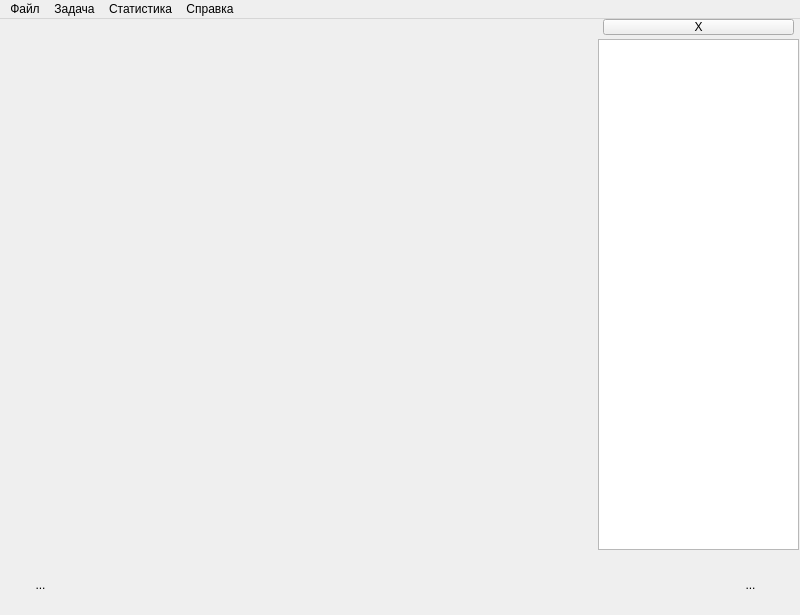
LosYear/Ferriage, file client/mainwindow.ui: the form before one commit.
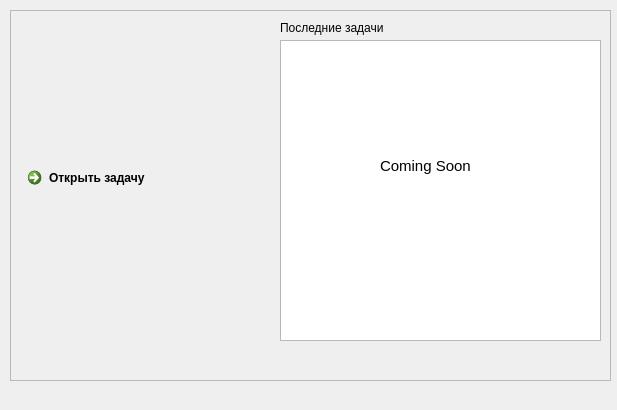
The form after the commit. Icons and pictures are not drawn.

Commit message:
Saving task, new client's version
Added task's saving function
New client's version development begun

Patch:
```diff
--- a/client/mainwindow.ui
+++ b/client/mainwindow.ui
@@ -6,127 +6,111 @@
    <rect>
     <x>0</x>
     <y>0</y>
-    <width>800</width>
-    <height>615</height>
+    <width>617</width>
+    <height>410</height>
    </rect>
   </property>
   <property name="windowTitle">
    <string>Ferriage Client</string>
   </property>
   <widget class="QWidget" name="centralWidget">
-   <widget class="QWidget" name="frame" native="true">
+   <widget class="QFrame" name="start_screen">
     <property name="geometry">
      <rect>
-      <x>0</x>
-      <y>0</y>
-      <width>800</width>
-      <height>600</height>
+      <x>10</x>
+      <y>10</y>
+      <width>601</width>
+      <height>371</height>
      </rect>
     </property>
-    <widget class="QLabel" name="picture">
+    <property name="frameShape">
+     <enum>QFrame::StyledPanel</enum>
+    </property>
+    <property name="frameShadow">
+     <enum>QFrame::Raised</enum>
+    </property>
+    <widget class="QLabel" name="logo">
      <property name="geometry">
       <rect>
-       <x>0</x>
-       <y>0</y>
-       <width>800</width>
-       <height>600</height>
+       <x>40</x>
+       <y>20</y>
+       <width>141</width>
+       <height>71</height>
       </rect>
      </property>
      <property name="text">
       <string/>
      </property>
     </widget>
-    <widget class="QToolButton" name="left">
-     <property name="enabled">
-      <bool>true</bool>
-     </property>
+    <widget class="QListView" name="listView">
      <property name="geometry">
       <rect>
-       <x>0</x>
-       <y>540</y>
-       <width>81</width>
-       <height>51</height>
+       <x>270</x>
+       <y>30</y>
+       <width>321</width>
+       <height>301</height>
       </rect>
      </property>
-     <property name="text">
-      <string>...</string>
-     </property>
-     <property name="icon">
-      <iconset resource="res.qrc">
-       <normaloff>:/res/arrow_left.png</normaloff>:/res/arrow_left.png</iconset>
-     </property>
-     <property name="iconSize">
-      <size>
-       <width>64</width>
-       <height>64</height>
-      </size>
-     </property>
-     <property name="checkable">
-      <bool>false</bool>
-     </property>
-     <property name="autoRaise">
-      <bool>true</bool>
-     </property>
     </widget>
-    <widget class="QToolButton" name="right">
+    <widget class="QLabel" name="label">
      <property name="geometry">
       <rect>
-       <x>710</x>
-       <y>540</y>
-       <width>81</width>
-       <height>51</height>
+       <x>270</x>
+       <y>10</y>
+       <width>111</width>
+       <height>16</height>
       </rect>
      </property>
      <property name="text">
-      <string>...</string>
+      <string>Последние задачи</string>
      </property>
-     <property name="icon">
-      <iconset resource="res.qrc">
-       <normaloff>:/res/arrow_right.png</normaloff>
-       <normalon>:/res/arrow_right.png</normalon>:/res/arrow_right.png</iconset>
-     </property>
-     <property name="iconSize">
-      <size>
-       <width>64</width>
-       <height>64</height>
-      </size>
-     </property>
-     <property name="autoRaise">
-      <bool>true</bool>
-     </property>
     </widget>
-    <widget class="QWidget" name="log_w" native="true">
+    <widget class="QCommandLinkButton" name="open_task">
      <property name="geometry">
       <rect>
-       <x>598</x>
-       <y>0</y>
+       <x>10</x>
+       <y>150</y>
        <width>201</width>
-       <height>541</height>
+       <height>71</height>
       </rect>
      </property>
-     <widget class="QListView" name="log_list">
-      <property name="geometry">
-       <rect>
-        <x>0</x>
-        <y>20</y>
-        <width>201</width>
-        <height>511</height>
-       </rect>
-      </property>
-     </widget>
-     <widget class="QToolButton" name="toolButton">
-      <property name="geometry">
-       <rect>
-        <x>5</x>
-        <y>0</y>
-        <width>191</width>
-        <height>16</height>
-       </rect>
-      </property>
-      <property name="text">
-       <string>X</string>
-      </property>
-     </widget>
+     <property name="text">
+      <string>Открыть задачу</string>
+     </property>
+     <property name="icon">
+      <iconset resource="res.qrc">
+       <normaloff>:/start_screen/open</normaloff>:/start_screen/open</iconset>
+     </property>
+     <property name="iconSize">
+      <size>
+       <width>72</width>
+       <height>72</height>
+      </size>
+     </property>
+    </widget>
+    <widget class="QLabel" name="label_3">
+     <property name="geometry">
+      <rect>
+       <x>370</x>
+       <y>140</y>
+       <width>91</width>
+       <height>31</height>
+      </rect>
+     </property>
+     <property name="font">
+      <font>
+       <pointsize>11</pointsize>
+      </font>
+     </property>
+     <property name="frameShape">
+      <enum>QFrame::NoFrame</enum>
+     </property>
+     <property name="frameShadow">
+      <enum>QFrame::Plain</enum>
+     </property>
+     <property name="text">
+      <string>Coming Soon</string>
+     </property>
     </widget>
    </widget>
   </widget>
@@ -135,61 +119,10 @@
     <rect>
      <x>0</x>
      <y>0</y>
-     <width>800</width>
+     <width>617</width>
      <height>21</height>
     </rect>
    </property>
-   <property name="sizePolicy">
-    <sizepolicy hsizetype="MinimumExpanding" vsizetype="MinimumExpanding">
-     <horstretch>0</horstretch>
-     <verstretch>0</verstretch>
-    </sizepolicy>
-   </property>
-   <widget class="QMenu" name="menu">
-    <property name="title">
-     <string>Файл</string>
-    </property>
-    <addaction name="action"/>
-   </widget>
-   <widget class="QMenu" name="menu_2">
-    <property name="title">
-     <string>Задача</string>
-    </property>
-    <addaction name="show_task"/>
-   </widget>
-   <widget class="QMenu" name="menu_3">
-    <property name="title">
-     <string>Статистика</string>
-    </property>
-    <widget class="QMenu" name="log">
-     <property name="enabled">
-      <bool>false</bool>
-     </property>
-     <property name="title">
-      <string>Лог</string>
-     </property>
-     <addaction name="show_log"/>
-    </widget>
-    <addaction name="steps_count"/>
-    <addaction name="log"/>
-   </widget>
-   <widget class="QMenu" name="menu_5">
-    <property name="geometry">
-     <rect>
-      <x>407</x>
-      <y>99</y>
-      <width>183</width>
-      <height>50</height>
-     </rect>
-    </property>
-    <property name="title">
-     <string>Справка</string>
-    </property>
-   </widget>
-   <addaction name="menu"/>
-   <addaction name="menu_2"/>
-   <addaction name="menu_3"/>
-   <addaction name="menu_5"/>
   </widget>
   <action name="action">
    <property name="text">
```
Left out of the diff: 33 changed lines with no effect on the pictures. The commit also changes 187 other files.
